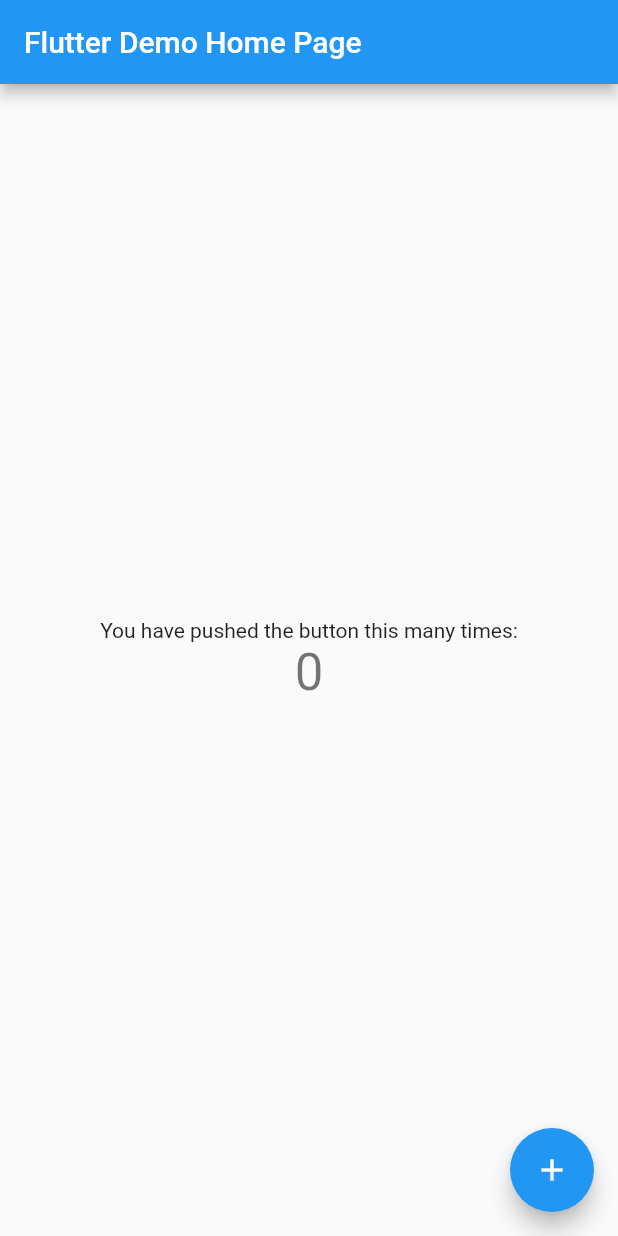
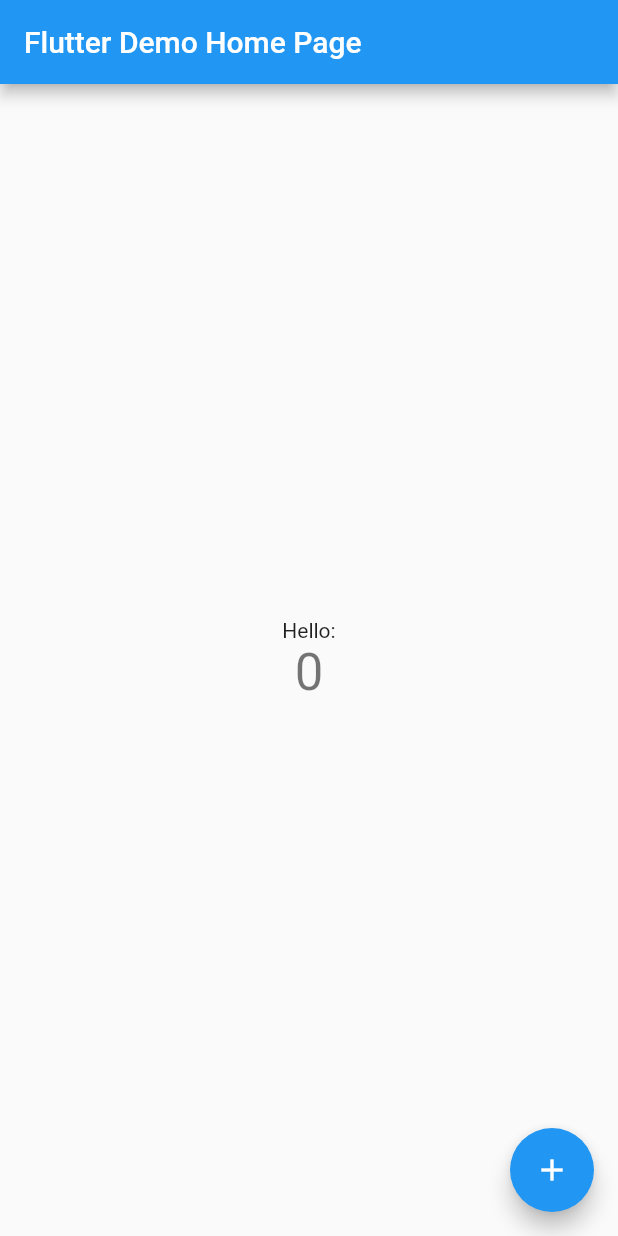
Before and after one commit to Nurdiananur/NETEX_25_05_2022, a Flutter app: the screen it shows after launch, on a phone screen of 412 x 824 dp. Run offline on Flutter 3.47's test engine with Material 2 defaults, Android fonts, the phone set to English and light mode, and no system bars; our stand-ins replace bloc.

Commit message:
commit test 1

```diff
--- a/lib/main.dart
+++ b/lib/main.dart
@@ -96,7 +96,7 @@ class _MyHomePageState extends State<MyHomePage> {
           mainAxisAlignment: MainAxisAlignment.center,
           children: <Widget>[
             const Text(
-              'You have pushed the button this many times:',
+              'Hello:',
             ),
             Text(
               '$_counter',
--- a/pubspec.yaml
+++ b/pubspec.yaml
@@ -34,6 +34,7 @@ dependencies:
   # The following adds the Cupertino Icons font to your application.
   # Use with the CupertinoIcons class for iOS style icons.
   cupertino_icons: ^1.0.2
+  bloc: ^8.0.3
 
 dev_dependencies:
   flutter_test:
```
Also changed, not shown: pubspec.lock.
